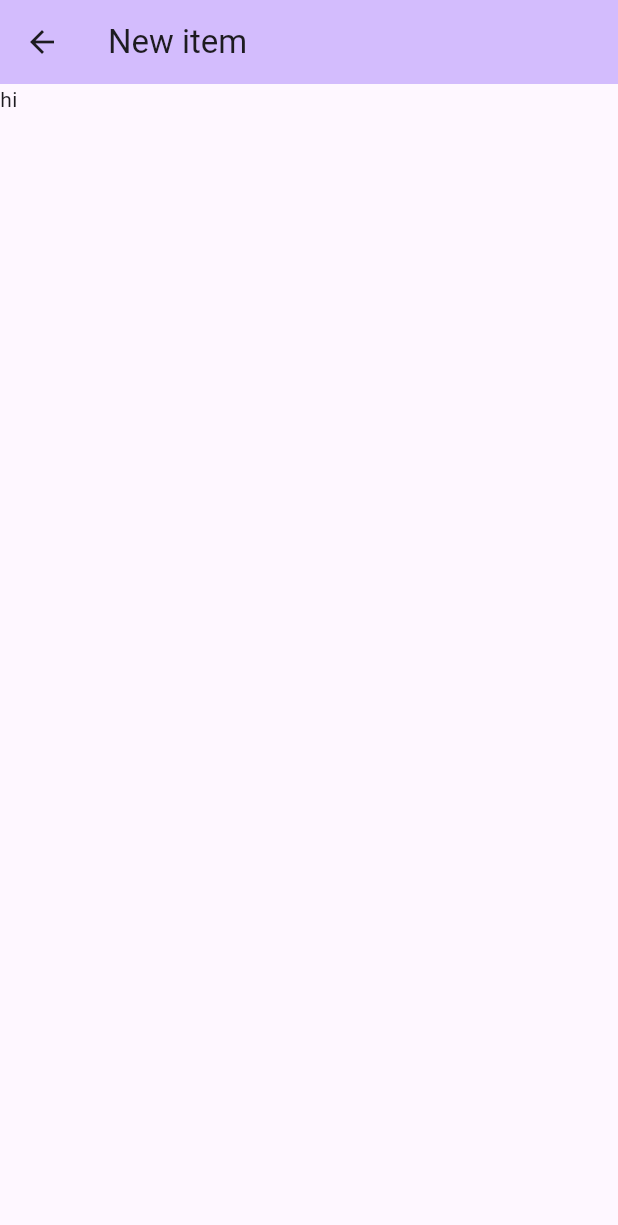
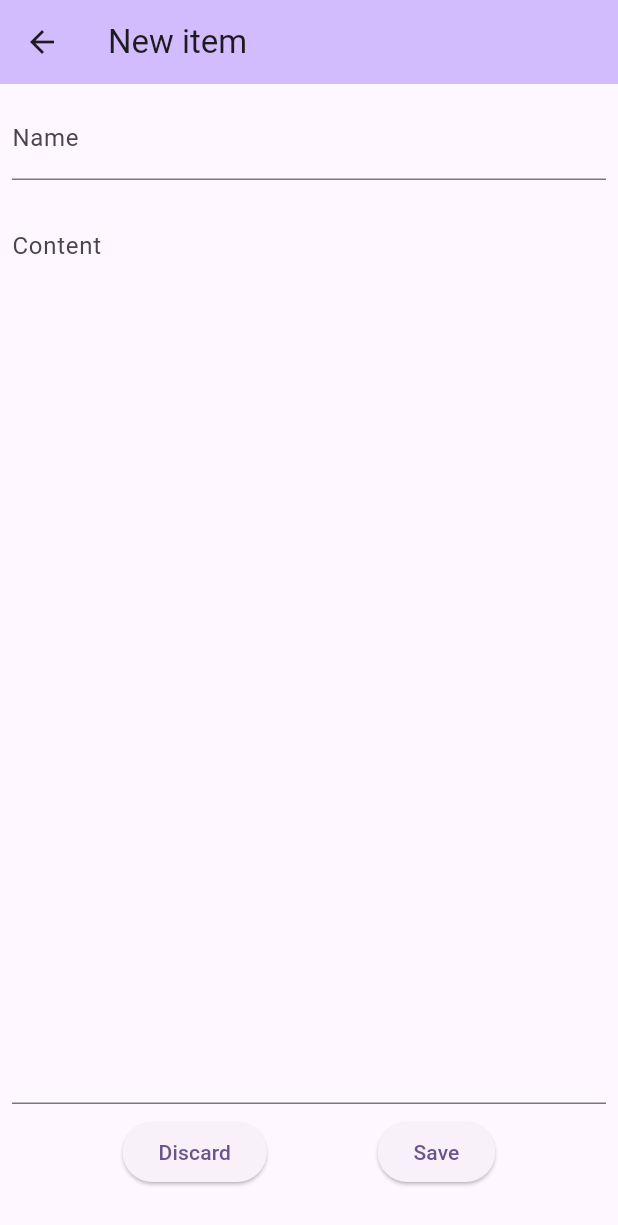
Before and after one commit to schilln/memorize, a Flutter app: the NewItemPage screen opened directly, on a phone screen of 412 x 824 dp. Shown: the top 1225 px of the screen. Run offline on Flutter 3.47's test engine with Material 3 defaults, Android fonts, the light colour scheme and no system bars; our stand-ins replace flutter_slidable.

Commit message:
added (dummy) text boxes and buttons

```diff
--- a/lib/new_item_page.dart
+++ b/lib/new_item_page.dart
@@ -10,7 +10,36 @@ class NewItemPage extends StatelessWidget {
         backgroundColor: Theme.of(context).colorScheme.inversePrimary,
         title: Text("New item"),
       ),
-      body: Text("hi"),
+      body: Container(
+        padding: EdgeInsets.fromLTRB(8, 8, 8, 32),
+        child: Column(
+          spacing: 8,
+          children: [
+            TextField(
+              decoration: InputDecoration(labelText: "Name"),
+              onSubmitted: (value) {},
+            ),
+            Expanded(
+              child: TextField(
+                maxLines: null,
+                expands: true,
+                decoration: InputDecoration(
+                  labelText: "Content",
+                  alignLabelWithHint: true,
+                ),
+                onSubmitted: (value) {},
+              ),
+            ),
+            Row(
+              mainAxisAlignment: MainAxisAlignment.spaceEvenly,
+              children: [
+                ElevatedButton(onPressed: () {}, child: Text("Discard")),
+                ElevatedButton(onPressed: () {}, child: Text("Save")),
+              ],
+            ),
+          ],
+        ),
+      ),
     );
   }
 }
```
